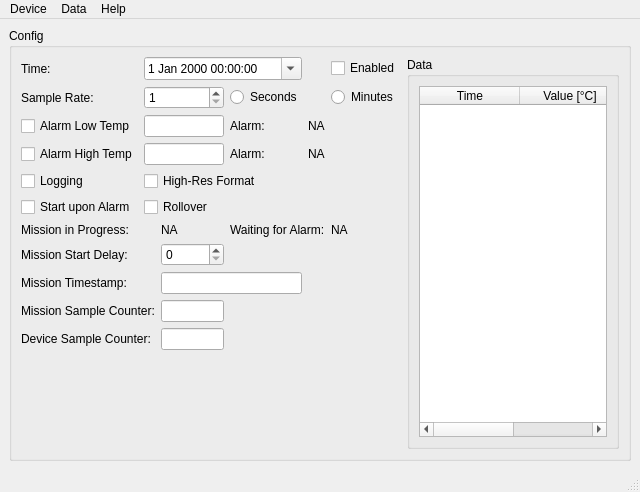
First picture: the form in gui/main.ui, repository kkoop/qibutton, before the edit.
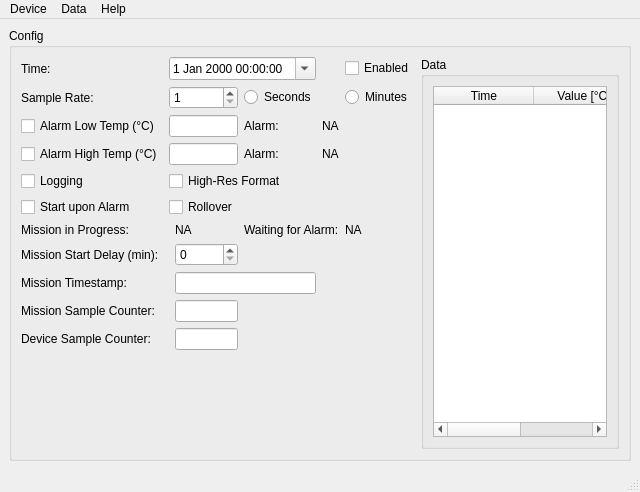
Second picture: the form after the edit.

Commit message: Gui Write Config

The edit to the form file:
```diff
--- a/gui/main.ui
+++ b/gui/main.ui
@@ -102,7 +102,7 @@
        <item row="2" column="0">
         <widget class="QCheckBox" name="alarmLowEnabledCheckBox">
          <property name="text">
-          <string>Alarm Low Temp</string>
+          <string>Alarm Low Temp (°C)</string>
          </property>
         </widget>
        </item>
@@ -126,7 +126,7 @@
        <item row="3" column="0">
         <widget class="QCheckBox" name="alarmHighEnabledCheckBox">
          <property name="text">
-          <string>Alarm High Temp</string>
+          <string>Alarm High Temp (°C)</string>
          </property>
         </widget>
        </item>
@@ -206,7 +206,7 @@
        <item row="7" column="0">
         <widget class="QLabel" name="label_3">
          <property name="text">
-          <string>Mission Start Delay:</string>
+          <string>Mission Start Delay (min):</string>
          </property>
         </widget>
        </item>
```
The commit also changes 1 other file.
